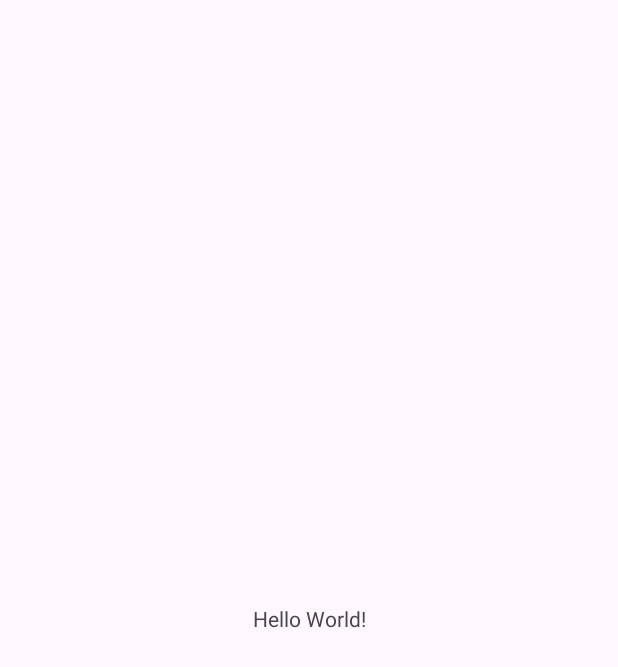
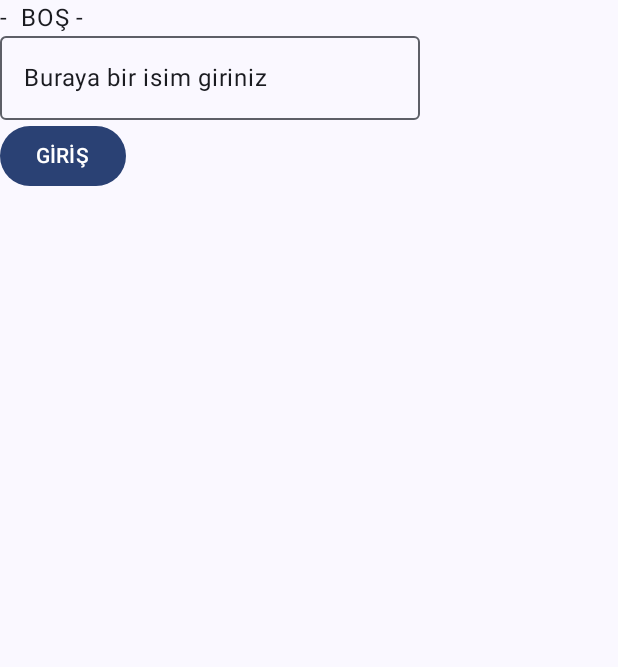
Before and after one commit to KorcanAndacR/HB_JetPack_-Exercises, an Android app built with Jetpack Compose: the screen it shows after launch (MainActivity), on a phone screen of 412 x 824 dp. Before the commit the part shown is almost empty. Shown: the top 667 px of the screen. Run offline under Robolectric (Android 15) with nearby library versions, the phone set to English and light mode, and no system bars.

Commit message:
First Commit

```diff
--- a/app/src/main/AndroidManifest.xml
+++ b/app/src/main/AndroidManifest.xml
@@ -10,11 +10,13 @@
         android:label="@string/app_name"
         android:roundIcon="@mipmap/ic_launcher_round"
         android:supportsRtl="true"
-        android:theme="@style/Theme.HBJetPackExercises"
+        android:theme="@style/Theme.Hbjetpackexercises"
         tools:targetApi="31">
         <activity
             android:name=".MainActivity"
-            android:exported="true">
+            android:exported="true"
+            android:label="@string/app_name"
+            android:theme="@style/Theme.Hbjetpackexercises">
             <intent-filter>
                 <action android:name="android.intent.action.MAIN" />
 
--- a/app/src/main/java/com/roof/hbjetpackexercises/MainActivity.kt
+++ b/app/src/main/java/com/roof/hbjetpackexercises/MainActivity.kt
@@ -1,11 +1,74 @@
 package com.roof.hbjetpackexercises
 
-import androidx.appcompat.app.AppCompatActivity
 import android.os.Bundle
+import android.widget.EditText
+import androidx.activity.ComponentActivity
+import androidx.activity.compose.setContent
+import androidx.compose.foundation.layout.Column
+import androidx.compose.foundation.layout.fillMaxSize
+import androidx.compose.foundation.text.BasicText
+import androidx.compose.material3.Button
+import androidx.compose.material3.ExperimentalMaterial3Api
+import androidx.compose.material3.MaterialTheme
+import androidx.compose.material3.OutlinedTextField
+import androidx.compose.material3.Surface
+import androidx.compose.material3.Text
+import androidx.compose.runtime.Composable
+import androidx.compose.ui.Modifier
+import androidx.compose.ui.tooling.preview.Preview
+import com.roof.hbjetpackexercises.ui.theme.HbjetpackexercisesTheme
 
-class MainActivity : AppCompatActivity() {
+class MainActivity : ComponentActivity() {
+    @OptIn(ExperimentalMaterial3Api::class)
     override fun onCreate(savedInstanceState: Bundle?) {
         super.onCreate(savedInstanceState)
-        setContentView(R.layout.activity_main)
+        setContent {
+            HbjetpackexercisesTheme {
+                // A surface container using the 'background' color from the theme
+                Surface(
+                    modifier = Modifier.fillMaxSize(),
+                    color = MaterialTheme.colorScheme.background
+                ) {
+
+                    Column(
+                        modifier = Modifier
+                    ) {
+                        Text(text = "-  BOŞ - ")
+                        OutlinedTextField(
+
+                            value = "Buraya bir isim giriniz",
+                            onValueChange = {
+
+                            },
+                            modifier = Modifier,
+
+
+                            )
+                        Button(
+                            onClick = {
+
+                            }) {
+                            Text(text = "GİRİŞ")
+                        }
+                    }
+                }
+            }
+        }
     }
 }
+
+@Composable
+fun Greeting(name: String, modifier: Modifier = Modifier) {
+    Text(
+        text = "Hello $name!",
+        modifier = modifier
+    )
+}
+
+@Preview(showBackground = true)
+@Composable
+fun GreetingPreview() {
+    HbjetpackexercisesTheme {
+        Greeting("Android")
+    }
+}
--- /dev/null
+++ b/app/src/main/java/com/roof/hbjetpackexercises/MainViewModel.kt
@@ -0,0 +1,6 @@
+package com.roof.hbjetpackexercises
+
+import androidx.lifecycle.ViewModel
+
+class MainViewModel() : ViewModel() {
+}
--- /dev/null
+++ b/app/src/main/java/com/roof/hbjetpackexercises/ui/theme/Color.kt
@@ -0,0 +1,11 @@
+package com.roof.hbjetpackexercises.ui.theme
+
+import androidx.compose.ui.graphics.Color
+
+val Purple80 = Color(0xFFD0BCFF)
+val PurpleGrey80 = Color(0xFFCCC2DC)
+val Pink80 = Color(0xFFEFB8C8)
+
+val Purple40 = Color(0xFF6650a4)
+val PurpleGrey40 = Color(0xFF625b71)
+val Pink40 = Color(0xFF7D5260)
--- /dev/null
+++ b/app/src/main/java/com/roof/hbjetpackexercises/ui/theme/Theme.kt
@@ -0,0 +1,70 @@
+package com.roof.hbjetpackexercises.ui.theme
+
+import android.app.Activity
+import android.os.Build
+import androidx.compose.foundation.isSystemInDarkTheme
+import androidx.compose.material3.MaterialTheme
+import androidx.compose.material3.darkColorScheme
+import androidx.compose.material3.dynamicDarkColorScheme
+import androidx.compose.material3.dynamicLightColorScheme
+import androidx.compose.material3.lightColorScheme
+import androidx.compose.runtime.Composable
+import androidx.compose.runtime.SideEffect
+import androidx.compose.ui.graphics.toArgb
+import androidx.compose.ui.platform.LocalContext
+import androidx.compose.ui.platform.LocalView
+import androidx.core.view.WindowCompat
+
+private val DarkColorScheme = darkColorScheme(
+    primary = Purple80,
+    secondary = PurpleGrey80,
+    tertiary = Pink80
+)
+
+private val LightColorScheme = lightColorScheme(
+    primary = Purple40,
+    secondary = PurpleGrey40,
+    tertiary = Pink40
+
+    /* Other default colors to override
+    background = Color(0xFFFFFBFE),
+    surface = Color(0xFFFFFBFE),
+    onPrimary = Color.White,
+    onSecondary = Color.White,
+    onTertiary = Color.White,
+    onBackground = Color(0xFF1C1B1F),
+    onSurface = Color(0xFF1C1B1F),
+    */
+)
+
+@Composable
+fun HbjetpackexercisesTheme(
+    darkTheme: Boolean = isSystemInDarkTheme(),
+    // Dynamic color is available on Android 12+
+    dynamicColor: Boolean = true,
+    content: @Composable () -> Unit
+) {
+    val colorScheme = when {
+        dynamicColor && Build.VERSION.SDK_INT >= Build.VERSION_CODES.S -> {
+            val context = LocalContext.current
+            if (darkTheme) dynamicDarkColorScheme(context) else dynamicLightColorScheme(context)
+        }
+
+        darkTheme -> DarkColorScheme
+        else -> LightColorScheme
+    }
+    val view = LocalView.current
+    if (!view.isInEditMode) {
+        SideEffect {
+            val window = (view.context as Activity).window
+            window.statusBarColor = colorScheme.primary.toArgb()
+            WindowCompat.getInsetsController(window, view).isAppearanceLightStatusBars = darkTheme
+        }
+    }
+
+    MaterialTheme(
+        colorScheme = colorScheme,
+        typography = Typography,
+        content = content
+    )
+}
--- /dev/null
+++ b/app/src/main/java/com/roof/hbjetpackexercises/ui/theme/Type.kt
@@ -0,0 +1,34 @@
+package com.roof.hbjetpackexercises.ui.theme
+
+import androidx.compose.material3.Typography
+import androidx.compose.ui.text.TextStyle
+import androidx.compose.ui.text.font.FontFamily
+import androidx.compose.ui.text.font.FontWeight
+import androidx.compose.ui.unit.sp
+
+// Set of Material typography styles to start with
+val Typography = Typography(
+    bodyLarge = TextStyle(
+        fontFamily = FontFamily.Default,
+        fontWeight = FontWeight.Normal,
+        fontSize = 16.sp,
+        lineHeight = 24.sp,
+        letterSpacing = 0.5.sp
+    )
+    /* Other default text styles to override
+    titleLarge = TextStyle(
+        fontFamily = FontFamily.Default,
+        fontWeight = FontWeight.Normal,
+        fontSize = 22.sp,
+        lineHeight = 28.sp,
+        letterSpacing = 0.sp
+    ),
+    labelSmall = TextStyle(
+        fontFamily = FontFamily.Default,
+        fontWeight = FontWeight.Medium,
+        fontSize = 11.sp,
+        lineHeight = 16.sp,
+        letterSpacing = 0.5.sp
+    )
+    */
+)
--- a/app/src/main/res/layout/activity_main.xml
+++ /dev/null
@@ -1,18 +0,0 @@
-<?xml version="1.0" encoding="utf-8"?>
-<androidx.constraintlayout.widget.ConstraintLayout xmlns:android="http://schemas.android.com/apk/res/android"
-    xmlns:app="http://schemas.android.com/apk/res-auto"
-    xmlns:tools="http://schemas.android.com/tools"
-    android:layout_width="match_parent"
-    android:layout_height="match_parent"
-    tools:context=".MainActivity">
-
-    <TextView
-        android:layout_width="wrap_content"
-        android:layout_height="wrap_content"
-        android:text="Hello World!"
-        app:layout_constraintBottom_toBottomOf="parent"
-        app:layout_constraintEnd_toEndOf="parent"
-        app:layout_constraintStart_toStartOf="parent"
-        app:layout_constraintTop_toTopOf="parent" />
-
-</androidx.constraintlayout.widget.ConstraintLayout>
--- a/app/src/main/res/values-night/themes.xml
+++ /dev/null
@@ -1,7 +0,0 @@
-<resources xmlns:tools="http://schemas.android.com/tools">
-    <!-- Base application theme. -->
-    <style name="Base.Theme.HBJetPackExercises" parent="Theme.Material3.DayNight.NoActionBar">
-        <!-- Customize your dark theme here. -->
-        <!-- <item name="colorPrimary">@color/my_dark_primary</item> -->
-    </style>
-</resources>
--- a/app/src/main/res/values/colors.xml
+++ b/app/src/main/res/values/colors.xml
@@ -1,5 +1,10 @@
 <?xml version="1.0" encoding="utf-8"?>
 <resources>
+    <color name="purple_200">#FFBB86FC</color>
+    <color name="purple_500">#FF6200EE</color>
+    <color name="purple_700">#FF3700B3</color>
+    <color name="teal_200">#FF03DAC5</color>
+    <color name="teal_700">#FF018786</color>
     <color name="black">#FF000000</color>
     <color name="white">#FFFFFFFF</color>
 </resources>
--- a/app/src/main/res/values/strings.xml
+++ b/app/src/main/res/values/strings.xml
@@ -1,3 +1,3 @@
 <resources>
-    <string name="app_name">HB JetPack Exercises</string>
+    <string name="app_name">hbjetpackexercises</string>
 </resources>
--- a/app/src/main/res/values/themes.xml
+++ b/app/src/main/res/values/themes.xml
@@ -1,9 +1,5 @@
-<resources xmlns:tools="http://schemas.android.com/tools">
-    <!-- Base application theme. -->
-    <style name="Base.Theme.HBJetPackExercises" parent="Theme.Material3.DayNight.NoActionBar">
-        <!-- Customize your light theme here. -->
-        <!-- <item name="colorPrimary">@color/my_light_primary</item> -->
-    </style>
+<?xml version="1.0" encoding="utf-8"?>
+<resources>
 
-    <style name="Theme.HBJetPackExercises" parent="Base.Theme.HBJetPackExercises" />
+    <style name="Theme.Hbjetpackexercises" parent="android:Theme.Material.Light.NoActionBar" />
 </resources>
--- a/build.gradle.kts
+++ b/build.gradle.kts
@@ -1,5 +1,5 @@
 // Top-level build file where you can add configuration options common to all sub-projects/modules.
 plugins {
     id("com.android.application") version "8.1.0" apply false
-    id("org.jetbrains.kotlin.android") version "1.8.0" apply false
+    id("org.jetbrains.kotlin.android") version "1.8.10" apply false
 }
--- a/settings.gradle.kts
+++ b/settings.gradle.kts
@@ -13,5 +13,5 @@ dependencyResolutionManagement {
     }
 }
 
-rootProject.name = "HB JetPack Exercises"
+rootProject.name = "hbjetpackexercises"
 include(":app")
```
Also changed, not shown: app/build.gradle.kts (+25 -3 lines), gradle/wrapper/gradle-wrapper.properties, 3 other files.
